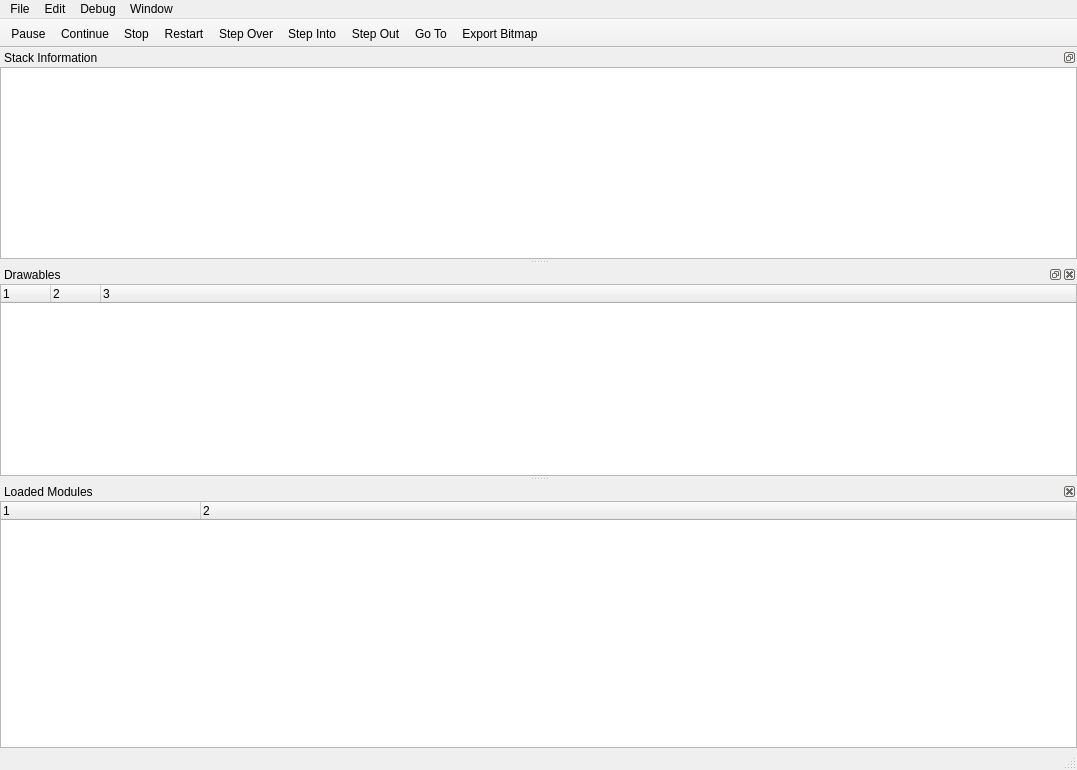
This is qt/debuggerwindow.ui in inseven/opolua as Qt 5 draws it before an edit. The edited form follows.
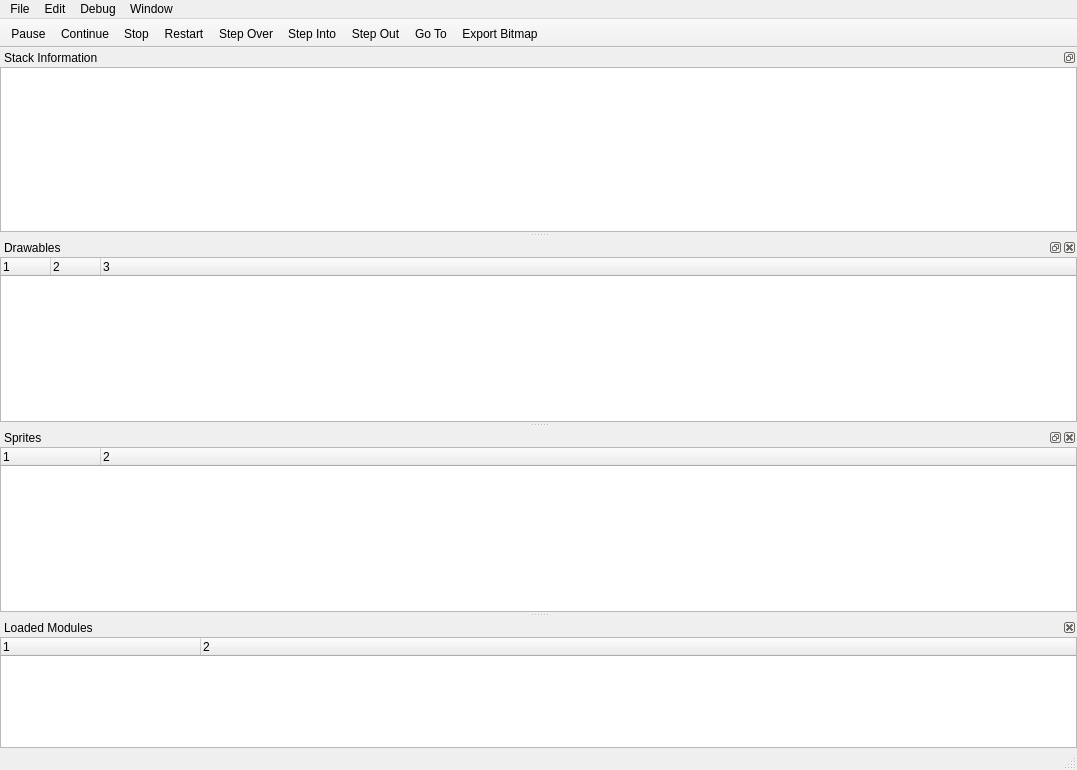
This is the edited form. Icons and pictures are not drawn. Custom widgets are drawn as their Qt base class.

Commit message: feat(qt): Add sprites to debugger UI

What changed in the file:
```diff
--- a/qt/debuggerwindow.ui
+++ b/qt/debuggerwindow.ui
@@ -208,6 +208,32 @@
     </column>
    </widget>
   </widget>
+  <widget class="QDockWidget" name="spritesDockWidget">
+   <property name="windowTitle">
+    <string>Sprites</string>
+   </property>
+   <attribute name="dockWidgetArea">
+    <number>2</number>
+   </attribute>
+   <widget class="QTreeWidget" name="spritesView">
+    <property name="uniformRowHeights">
+     <bool>true</bool>
+    </property>
+    <property name="columnCount">
+     <number>2</number>
+    </property>
+    <column>
+     <property name="text">
+      <string notr="true">1</string>
+     </property>
+    </column>
+    <column>
+     <property name="text">
+      <string notr="true">2</string>
+     </property>
+    </column>
+   </widget>
+  </widget>
   <action name="actionPause">
    <property name="icon">
     <iconset theme="QIcon::ThemeIcon::MediaPlaybackPause"/>
```
The commit also changes 8 other files.
